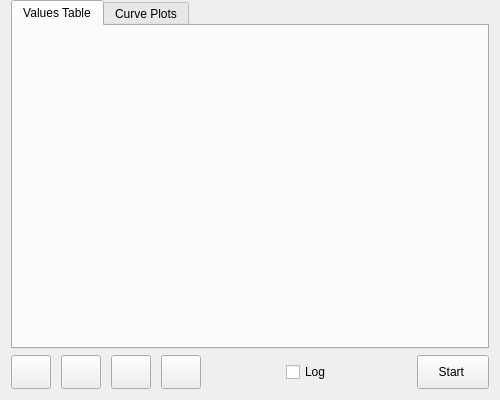
Qt form ui/CUcontent_MBsSWs.ui (mstepuch/FreeSSM) before a commit.
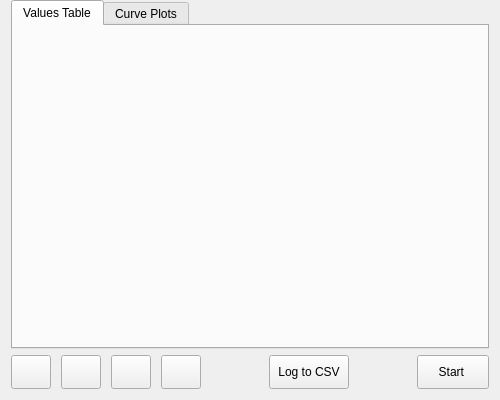
The same form after that commit. Icons and pictures are not drawn.

Commit message:
feat: rework CSV logging to 3-state button (IDLE/ARMED/RECORDING)
- Replace QCheckBox with checkable QPushButton 'Log to CSV'
- IDLE: click opens file dialog, button shows checkmark + filename (ARMED)
- Click again to disarm (back to IDLE)
- Start reading: if armed, opens CSV file, logs from first sample
- Stop reading: closes CSV, resets button to IDLE
- Bump version to 1.3.0-ms.4

Diff of the .ui file:
```diff
--- a/ui/CUcontent_MBsSWs.ui
+++ b/ui/CUcontent_MBsSWs.ui
@@ -214,10 +214,10 @@
       </spacer>
      </item>
      <item>
-      <widget class="QCheckBox" name="csvlog_checkBox">
+      <widget class="QPushButton" name="csvlog_pushButton">
        <property name="minimumSize">
         <size>
-         <width>0</width>
+         <width>80</width>
          <height>34</height>
         </size>
        </property>
@@ -225,7 +225,10 @@
         <string>Enable CSV data logging (select file, then press Start)</string>
        </property>
        <property name="text">
-        <string>Log</string>
+        <string>Log to CSV</string>
+       </property>
+       <property name="checkable">
+        <bool>true</bool>
        </property>
       </widget>
      </item>
```
Left out of the diff: 2 changed lines with no effect on the pictures. The commit also changes 3 other files.
